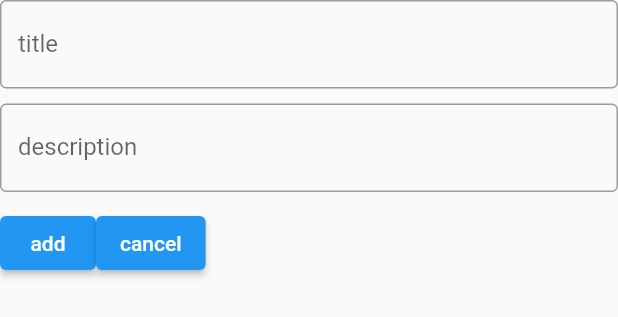
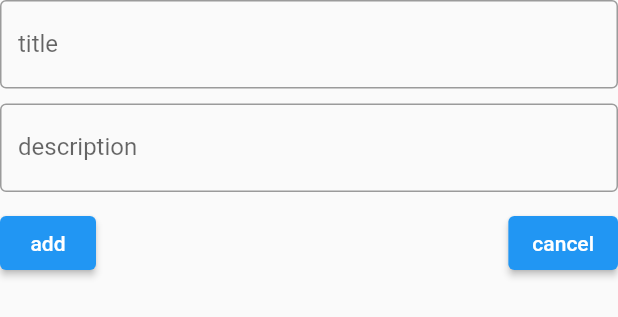
Before and after one commit to ernando760/todo-list, a Flutter app: the FormTask widget shown alone on an empty page, opened directly, on a phone screen of 412 x 824 dp. Shown: the top 317 px of the screen. Run offline on Flutter 3.47's test engine with Material 2 defaults, Android fonts, the phone set to English and light mode, and no system bars; statements that could not run were skipped.

Commit message:
refactoring code: form task, tasks list, tasks page;

```diff
--- a/lib/src/widgets/tasks/components/form_task.dart
+++ b/lib/src/widgets/tasks/components/form_task.dart
@@ -33,6 +33,11 @@ class _FormTaskState extends State<FormTask> {
   _createTask() {
     _tasksController.addTask(
         title: _titleController.text, description: _descriptionController.text);
+    Navigator.pop(context);
+  }
+
+  _cancel() {
+    Navigator.pop(context);
   }
 
   @override
@@ -41,6 +46,8 @@ class _FormTaskState extends State<FormTask> {
       child: Form(
           key: _formTaskKey,
           child: Column(
+            mainAxisAlignment: MainAxisAlignment.spaceBetween,
+            crossAxisAlignment: CrossAxisAlignment.center,
             children: [
               TextFormField(
                 decoration: const InputDecoration(
@@ -59,9 +66,13 @@ class _FormTaskState extends State<FormTask> {
                 height: 10,
               ),
               Row(
+                mainAxisAlignment: MainAxisAlignment.spaceBetween,
+                crossAxisAlignment: CrossAxisAlignment.center,
                 children: [
-                  ElevatedButton(onPressed: () {}, child: const Text("add")),
-                  ElevatedButton(onPressed: () {}, child: const Text("cancel")),
+                  ElevatedButton(
+                      onPressed: _createTask, child: const Text("add")),
+                  ElevatedButton(
+                      onPressed: _cancel, child: const Text("cancel")),
                 ],
               )
             ],
```
Also changed, not shown: lib/src/widgets/tasks/components/tasks_list.dart (+8 -3 lines), lib/src/widgets/tasks/pages/tasks_page.dart (+12 -1 lines).
